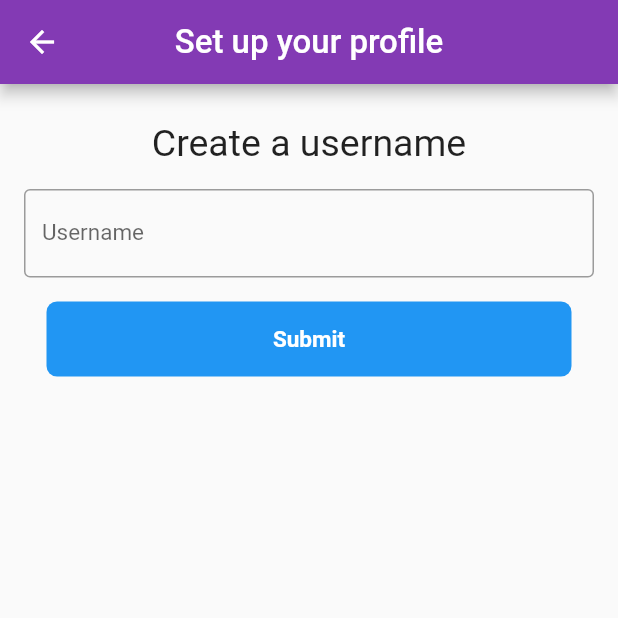
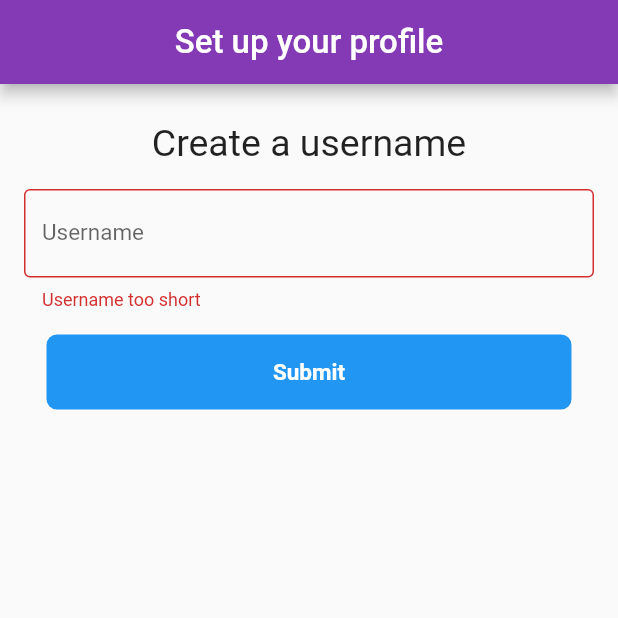
Before and after one commit to HeshanWeerasooriya/social_media_app, a Flutter app: the CreateAccount screen opened directly, on a phone screen of 412 x 824 dp, the top half of it. Run offline on Flutter 3.47's test engine with Material 2 defaults, Android fonts, the phone set to English and light mode, and no system bars; our stand-ins replace cloud_firestore, firebase_core, google_sign_in; accounts and stored records are empty.

Commit message:
Validating Create Account Form

```diff
--- a/lib/pages/create_account.dart
+++ b/lib/pages/create_account.dart
@@ -1,5 +1,6 @@
+import 'dart:async';
+
 import 'package:flutter/material.dart';
-
 import '../widgets/header.dart';
 
 class CreateAccount extends StatefulWidget {
@@ -11,17 +12,31 @@ class CreateAccount extends StatefulWidget {
 
 class _CreateAccountState extends State<CreateAccount> {
   final _formKey = GlobalKey<FormState>();
+  final _scaffoldKey = GlobalKey<ScaffoldState>();
   late String username;
 
   submit() {
-    _formKey.currentState!.save();
-    Navigator.pop(context, username);
+    final form = _formKey.currentState;
+
+    if (form!.validate()) {
+      form.save();
+      SnackBar snackbar = SnackBar(content: Text("Welcome $username!"));
+      _scaffoldKey.currentState!.showSnackBar(snackbar);
+      Timer(Duration(seconds: 2), () {
+        Navigator.pop(context, username);
+      });
+    }
   }
 
   @override
   Widget build(BuildContext parentContext) {
     return Scaffold(
-      appBar: header(context, titleText: "Set up your profile"),
+      key: _scaffoldKey,
+      appBar: header(
+        context,
+        titleText: "Set up your profile",
+        removeBackButton: true,
+      ),
       body: ListView(
         children: <Widget>[
           Container(
@@ -37,16 +52,26 @@ class _CreateAccountState extends State<CreateAccount> {
                   ),
                 ),
                 Padding(
-                  padding: const EdgeInsets.all(16.0),
+                  padding: EdgeInsets.all(16.0),
                   child: Container(
                     child: Form(
+                      autovalidateMode: AutovalidateMode.always,
                       key: _formKey,
                       child: TextFormField(
+                        validator: (val) {
+                          if (val!.trim().length < 3 || val.isEmpty) {
+                            return "Username too short";
+                          } else if (val.trim().length > 12) {
+                            return "Username too long";
+                          } else {
+                            return null;
+                          }
+                        },
                         onSaved: (val) => username = val!,
-                        decoration: const InputDecoration(
-                          border: const OutlineInputBorder(),
+                        decoration: InputDecoration(
+                          border: OutlineInputBorder(),
                           labelText: "Username",
-                          labelStyle: const TextStyle(fontSize: 15.0),
+                          labelStyle: TextStyle(fontSize: 15.0),
                           hintText: "Must be at least 3 characters",
                         ),
                       ),
--- a/lib/widgets/header.dart
+++ b/lib/widgets/header.dart
@@ -1,7 +1,13 @@
 import 'package:flutter/material.dart';
 
-AppBar header(context, {bool isAppTitle = false, required String titleText}) {
+AppBar header(
+  context, {
+  bool isAppTitle = false,
+  required String titleText,
+  removeBackButton = false,
+}) {
   return AppBar(
+    automaticallyImplyLeading: removeBackButton ? false : true,
     title: Text(
       isAppTitle ? "Fluttergram" : titleText,
       style: TextStyle(
```
